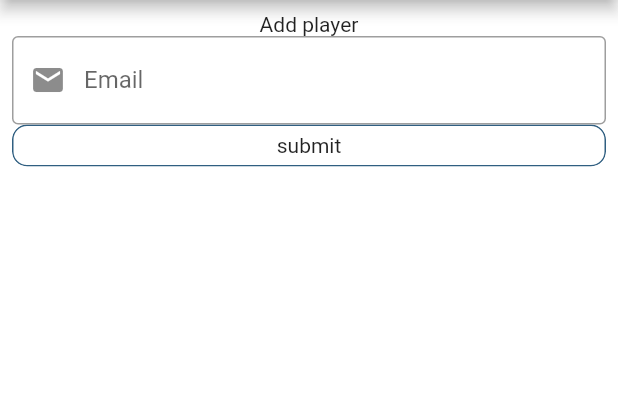
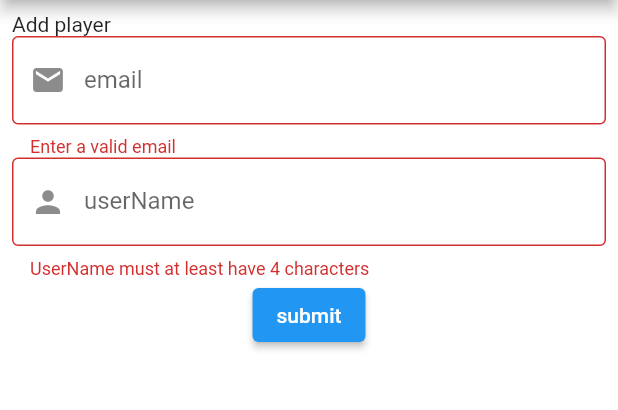
Before and after one commit to getitnordic/get-pong-mono, a Flutter app: the screen it shows after launch, after a tap on "submit", on a phone screen of 412 x 824 dp, the part 84-494 px from its top. Run offline on Flutter 3.47's test engine with Material 2 defaults, Android fonts, the light colour scheme and no system bars; our stand-ins replace google_fonts; Roboto replaces fonts that are missing (Goldman).

Commit message:
add player form

```diff
--- a/app/lib/src/Presentation/pages/playerList/add_player.dart
+++ b/app/lib/src/Presentation/pages/playerList/add_player.dart
@@ -10,14 +10,14 @@ class AddPlayer extends StatefulWidget {
 
 class _AddPlayerState extends State<AddPlayer> {
   final _formKey = GlobalKey<FormState>();
-  final emailController = TextEditingController();
+  // final emailController = TextEditingController();
 
   /// som useeffect ////
   @override
   void initState() {
     super.initState();
     print('init olof');
-    emailController.addListener(() => setState(() {}));
+    // emailController.addListener(() => setState(() {}));
   }
 //// lägg till dispose
 
@@ -26,7 +26,7 @@ class _AddPlayerState extends State<AddPlayer> {
     // TODO: implement dispose
     super.dispose();
     print('dispose olof');
-    emailController.dispose();
+    // emailController.dispose();
   }
 
   @override
@@ -37,39 +37,13 @@ class _AddPlayerState extends State<AddPlayer> {
         appBar: AppBar(title: Text('GetPong')),
         body: Padding(
             padding: const EdgeInsets.all(8.0),
-            child: Form(
-              key: _formKey,
-              child: Column(
-                children: <Widget>[
-                  Text('Add player'),
-                  buildEmail(),
-                  MyBigButton(
-                    buttonText: 'submit',
-                  )
-                ],
-              ),
+            child: ListView(
+              children: <Widget>[
+                Text('Add player'),
+                AddPlayerFields(),
+              ],
             )),
       ),
     );
   }
-
-  Widget buildEmail() => TextField(
-        controller: emailController,
-        decoration: InputDecoration(
-          border: OutlineInputBorder(),
-          prefixIcon: Icon(Icons.mail),
-          suffixIcon: emailController.text.isEmpty
-              ? Container(
-                  width: 0,
-                )
-              : IconButton(
-                  icon: Icon(Icons.close),
-                  onPressed: () => emailController.clear(),
-                ),
-          labelText: 'Email',
-          hintText: 'name@example.com',
-        ),
-        keyboardType: TextInputType.emailAddress,
-        textInputAction: TextInputAction.done,
-      );
 }
--- /dev/null
+++ b/app/lib/src/Presentation/widgets/my_add_player_form.dart
@@ -0,0 +1,87 @@
+import 'package:flutter/material.dart';
+
+class AddPlayerFields extends StatefulWidget {
+  const AddPlayerFields({Key? key}) : super(key: key);
+
+  @override
+  State<AddPlayerFields> createState() => _AddPlayerFieldsState();
+}
+
+class _AddPlayerFieldsState extends State<AddPlayerFields> {
+  final formKey = GlobalKey<FormState>();
+  String email = '';
+  String userName = '';
+
+  @override
+  Widget build(BuildContext context) {
+    return Form(
+      key: formKey,
+      autovalidateMode: AutovalidateMode.onUserInteraction,
+      child: Column(
+        mainAxisSize: MainAxisSize.min,
+        children: [
+          buildEmail(),
+          buildUserName(),
+          buildSubmitButton(),
+        ],
+      ),
+    );
+  }
+
+  Widget buildEmail() => TextFormField(
+        decoration: InputDecoration(
+          labelText: 'email',
+          prefixIcon: Icon(Icons.mail),
+          border: OutlineInputBorder(),
+        ),
+        keyboardType: TextInputType.emailAddress,
+        validator: (value) {
+          final pattern =
+              r'^(([^<>()[\]\\.,;:\s@\"]+(\.[^<>()[\]\\.,;:\s@\"]+)*)|(\".+\"))@((\[[0-9]{1,3}\.[0-9]{1,3}\.[0-9]{1,3}\.[0-9]{1,3}\])|(([a-zA-Z\-0-9]+\.)+[a-zA-Z]{2,}))$';
+          final regExp = RegExp(pattern);
+
+          if (!regExp.hasMatch(value!)) {
+            return 'Enter a valid email';
+          } else {
+            return null;
+          }
+        },
+        onSaved: (value) => setState(() => email = value!),
+      );
+
+  Widget buildUserName() => TextFormField(
+        decoration: InputDecoration(
+          labelText: 'userName',
+          prefixIcon: Icon(Icons.person),
+          border: OutlineInputBorder(),
+        ),
+        keyboardType: TextInputType.text,
+        validator: (value) {
+          if (value!.length < 4) {
+            return 'UserName must at least have 4 characters';
+          } else {
+            return null;
+          }
+        },
+        onSaved: (value) => setState(() => userName = value!),
+      );
+
+  Widget buildSubmitButton() => ElevatedButton(
+        onPressed: () {
+          final isValid = formKey.currentState!.validate();
+          if (isValid) {
+            formKey.currentState!.save();
+            final message = 'UserName: $userName\nEmail:$email';
+            final snackBar = SnackBar(
+              content: Text(
+                message,
+                style: TextStyle(fontSize: 20),
+              ),
+              backgroundColor: Colors.green,
+            );
+            ScaffoldMessenger.of(context).showSnackBar(snackBar);
+          }
+        },
+        child: Text('submit'),
+      );
+}
--- a/app/lib/src/Presentation/widgets/widgets.dart
+++ b/app/lib/src/Presentation/widgets/widgets.dart
@@ -3,3 +3,4 @@ export 'my_big_button.dart';
 export 'my_player_avatar.dart';
 export 'my_vs_devider.dart';
 export 'my_keyboard_unfocus.dart';
+export 'my_add_player_form.dart';
```
